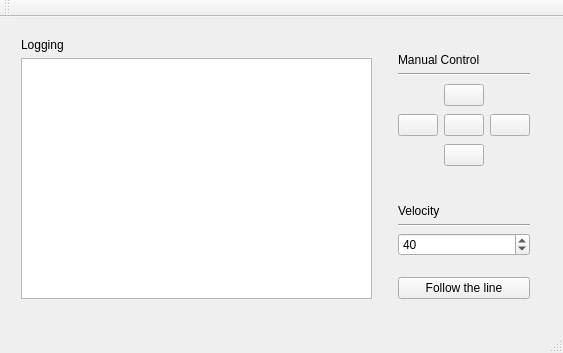
Old version of the form mainwindow.ui in the repository MarvinStuede/pms.
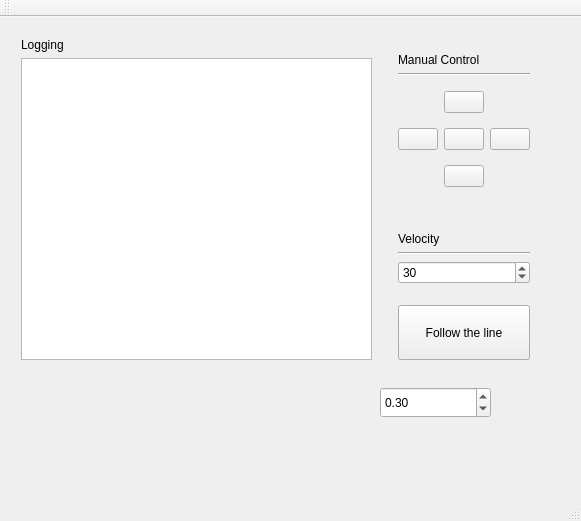
New version of the form. Icons and pictures are not drawn.

```diff
--- a/mainwindow.ui
+++ b/mainwindow.ui
@@ -6,8 +6,8 @@
    <rect>
     <x>0</x>
     <y>0</y>
-    <width>563</width>
-    <height>353</height>
+    <width>581</width>
+    <height>521</height>
    </rect>
   </property>
   <property name="minimumSize">
@@ -18,8 +18,8 @@
   </property>
   <property name="maximumSize">
    <size>
-    <width>563</width>
-    <height>353</height>
+    <width>9999</width>
+    <height>9999</height>
    </size>
   </property>
   <property name="windowTitle">
@@ -32,7 +32,7 @@
       <x>10</x>
       <y>10</y>
       <width>551</width>
-      <height>283</height>
+      <height>344</height>
      </rect>
     </property>
     <layout class="QHBoxLayout" name="horizontalLayout">
@@ -263,7 +263,7 @@
           <number>255</number>
          </property>
          <property name="value">
-          <number>40</number>
+          <number>30</number>
          </property>
         </widget>
        </item>
@@ -316,6 +316,25 @@
      </item>
     </layout>
    </widget>
+   <widget class="QDoubleSpinBox" name="spnbxReduction">
+    <property name="geometry">
+     <rect>
+      <x>380</x>
+      <y>370</y>
+      <width>111</width>
+      <height>31</height>
+     </rect>
+    </property>
+    <property name="maximum">
+     <double>1.000000000000000</double>
+    </property>
+    <property name="singleStep">
+     <double>0.100000000000000</double>
+    </property>
+    <property name="value">
+     <double>0.300000000000000</double>
+    </property>
+   </widget>
   </widget>
   <widget class="QMenuBar" name="menuBar">
    <property name="geometry">
```
Left out of the diff: 4 changed lines with no effect on the pictures.
